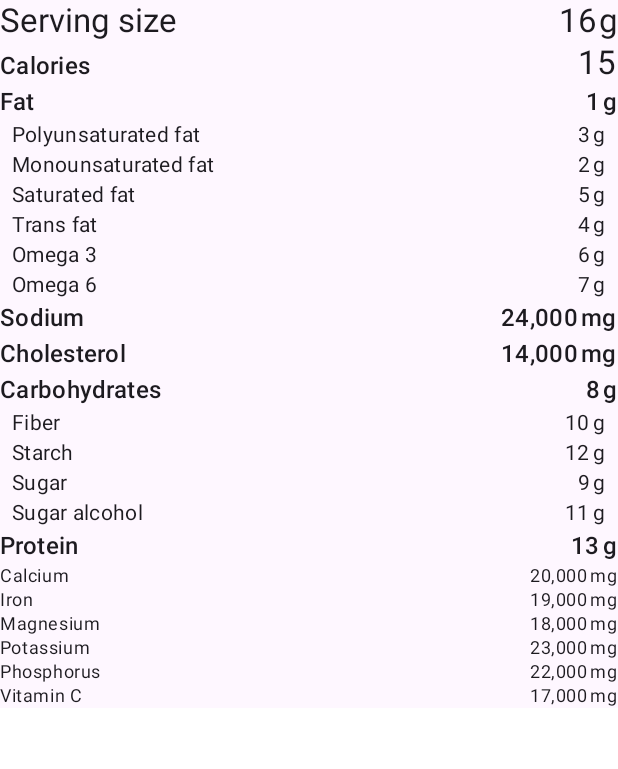
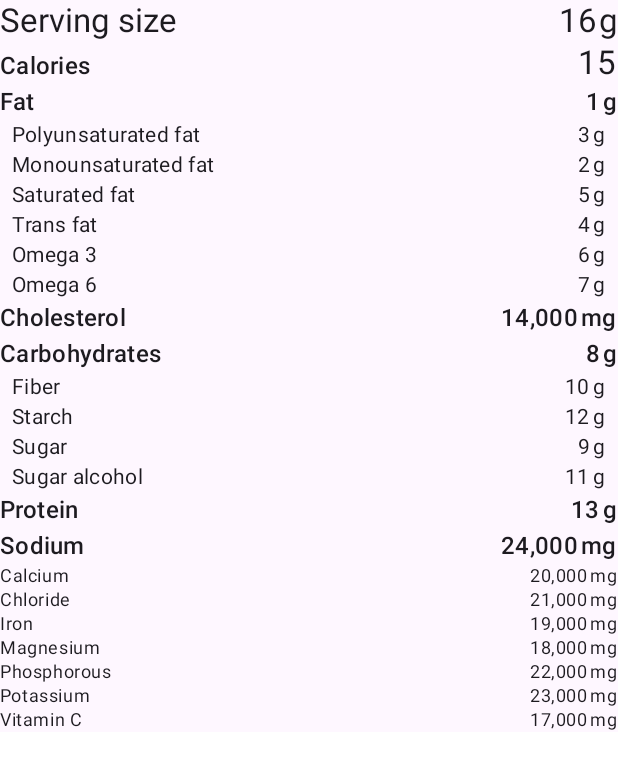
Before and after one commit to John-Tuesday/messy-diet, an Android app built with Jetpack Compose: the @Preview function NutritionInfoPreview, on a phone screen of 412 x 824 dp. Shown: the top 769 px of the screen. Run offline under Robolectric (Android 15) with nearby library versions, the phone set to English and light mode, and no system bars.

Commit message:
Add support for missing nutrients. Adjust tests
Nutrients are now also grouped

```diff
--- a/feature/measure/build.gradle.kts
+++ b/feature/measure/build.gradle.kts
@@ -11,6 +11,7 @@ dependencies {
     implementation(project(":core:measure"))
 
     androidTestImplementation(project(":core:test:common"))
+    androidTestImplementation(project(":core:test:measure"))
 
     implementation(libs.bundles.compose.implementation)
     testImplementation(libs.junit)
--- a/feature/measure/src/main/kotlin/org/calamarfederal/messydiet/feature/measure/NutrientComposables.kt
+++ b/feature/measure/src/main/kotlin/org/calamarfederal/messydiet/feature/measure/NutrientComposables.kt
@@ -3,13 +3,7 @@ package org.calamarfederal.messydiet.feature.measure
 import android.icu.number.LocalizedNumberFormatter
 import android.icu.number.NumberFormatter
 import android.icu.number.Precision
-import androidx.compose.foundation.layout.Box
-import androidx.compose.foundation.layout.IntrinsicSize
-import androidx.compose.foundation.layout.Row
-import androidx.compose.foundation.layout.Spacer
-import androidx.compose.foundation.layout.padding
-import androidx.compose.foundation.layout.width
-import androidx.compose.foundation.layout.widthIn
+import androidx.compose.foundation.layout.*
 import androidx.compose.foundation.lazy.LazyColumn
 import androidx.compose.foundation.lazy.LazyListScope
 import androidx.compose.material3.LocalTextStyle
@@ -21,6 +15,7 @@ import androidx.compose.ui.Alignment
 import androidx.compose.ui.Modifier
 import androidx.compose.ui.platform.LocalConfiguration
 import androidx.compose.ui.res.stringResource
+import androidx.compose.ui.semantics.semantics
 import androidx.compose.ui.text.TextStyle
 import androidx.compose.ui.text.style.TextOverflow
 import androidx.compose.ui.tooling.preview.Preview
@@ -49,19 +44,6 @@ data class NutrientInfoTextStyle(
 }
 
 class NoServingSizeSpecified : Throwable("Expected portion.weight or portion.volume to not be null")
-
-private val NutritionInfo.hasMinerals: Boolean
-    get() = sequenceOf(
-        calcium,
-        iron,
-        magnesium,
-        potassium,
-        phosphorous,
-    ).any { it != null }
-private val NutritionInfo.hasVitamins: Boolean
-    get() = sequenceOf(
-        vitaminC,
-    ).any { it != null }
 
 @Composable
 fun NutrientInfoTextStyle.Companion.default(
@@ -215,19 +197,6 @@ fun NutritionInfoColumn(
             )
         }
 
-        nutrition.sodium?.let {
-            item(key = R.string.sodium) {
-                NutritionRow(
-                    label = stringResource(id = R.string.sodium),
-                    amount = it.inMilligrams(),
-                    unitLabel = stringResource(id = R.string.milligram_label),
-                    labelStyle = textStyles.macroNutrientLabelStyle,
-                    amountStyle = textStyles.macroNutrientValueStyle,
-                    unitStyle = textStyles.macroNutrientValueStyle,
-                )
-            }
-        }
-
         nutrition.cholesterol?.let {
             item(key = R.string.cholesterol) {
                 NutritionRow(
@@ -324,10 +293,35 @@ fun NutritionInfoColumn(
         }
 
 
+        nutrition.sodium?.let {
+            item(key = R.string.sodium) {
+                NutritionRow(
+                    label = stringResource(id = R.string.sodium),
+                    amount = it.inMilligrams(),
+                    unitLabel = stringResource(id = R.string.milligram_label),
+                    labelStyle = textStyles.macroNutrientLabelStyle,
+                    amountStyle = textStyles.macroNutrientValueStyle,
+                    unitStyle = textStyles.macroNutrientValueStyle,
+                )
+            }
+        }
+
         nutrition.calcium?.let {
             item(R.string.calcium) {
                 NutritionRow(
                     label = stringResource(id = R.string.calcium),
+                    amount = it.inMilligrams(),
+                    unitLabel = stringResource(id = R.string.milligram_label),
+                    labelStyle = textStyles.mineralLabelStyle,
+                    amountStyle = textStyles.mineralValueStyle,
+                    unitStyle = textStyles.mineralValueStyle,
+                )
+            }
+        }
+        nutrition.chloride?.let {
+            item(R.string.chloride) {
+                NutritionRow(
+                    label = stringResource(id = R.string.chloride),
                     amount = it.inMilligrams(),
                     unitLabel = stringResource(id = R.string.milligram_label),
                     labelStyle = textStyles.mineralLabelStyle,
@@ -360,7 +354,18 @@ fun NutritionInfoColumn(
                 )
             }
         }
-
+        nutrition.phosphorous?.let {
+            item(key = R.string.phosphorous) {
+                NutritionRow(
+                    label = stringResource(id = R.string.phosphorous),
+                    amount = it.inMilligrams(),
+                    unitLabel = stringResource(id = R.string.milligram_label),
+                    labelStyle = textStyles.mineralLabelStyle,
+                    amountStyle = textStyles.mineralValueStyle,
+                    unitStyle = textStyles.mineralValueStyle,
+                )
+            }
+        }
         nutrition.potassium?.let {
             item(key = R.string.potassium) {
                 NutritionRow(
@@ -373,10 +378,10 @@ fun NutritionInfoColumn(
                 )
             }
         }
-        nutrition.phosphorous?.let {
-            item(key = R.string.phosphorus) {
+        nutrition.vitaminA?.let {
+            item(key = R.string.vitamin_a) {
                 NutritionRow(
-                    label = stringResource(id = R.string.phosphorus),
+                    label = stringResource(id = R.string.vitamin_a),
                     amount = it.inMilligrams(),
                     unitLabel = stringResource(id = R.string.milligram_label),
                     labelStyle = textStyles.mineralLabelStyle,
@@ -432,7 +437,7 @@ private fun NutritionRow(
     unitStyle: TextStyle = LocalTextStyle.current + MaterialTheme.typography.bodyMedium,
 ) {
     Row(
-        modifier = modifier,
+        modifier = modifier.semantics(true) {},
         verticalAlignment = Alignment.Bottom,
     ) {
         Text(
```
Also changed, not shown: core/diet-model/src/main/java/org/calamarfederal/messydiet/diet_data/model/Nutrients.kt (+40 -0 lines), feature/measure/src/main/kotlin/org/calamarfederal/messydiet/feature/measure/NutrientStringConversion.kt (+34 -5 lines), feature/measure/src/main/res/values/strings.xml (+53 -14 lines), 1 other file.
